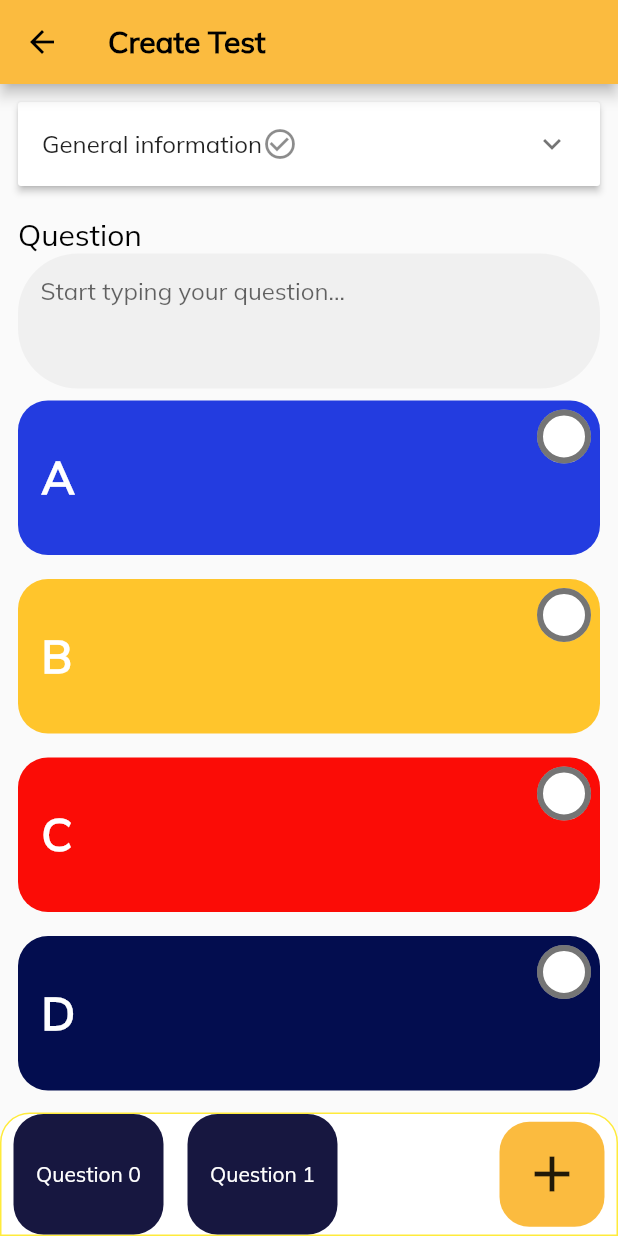
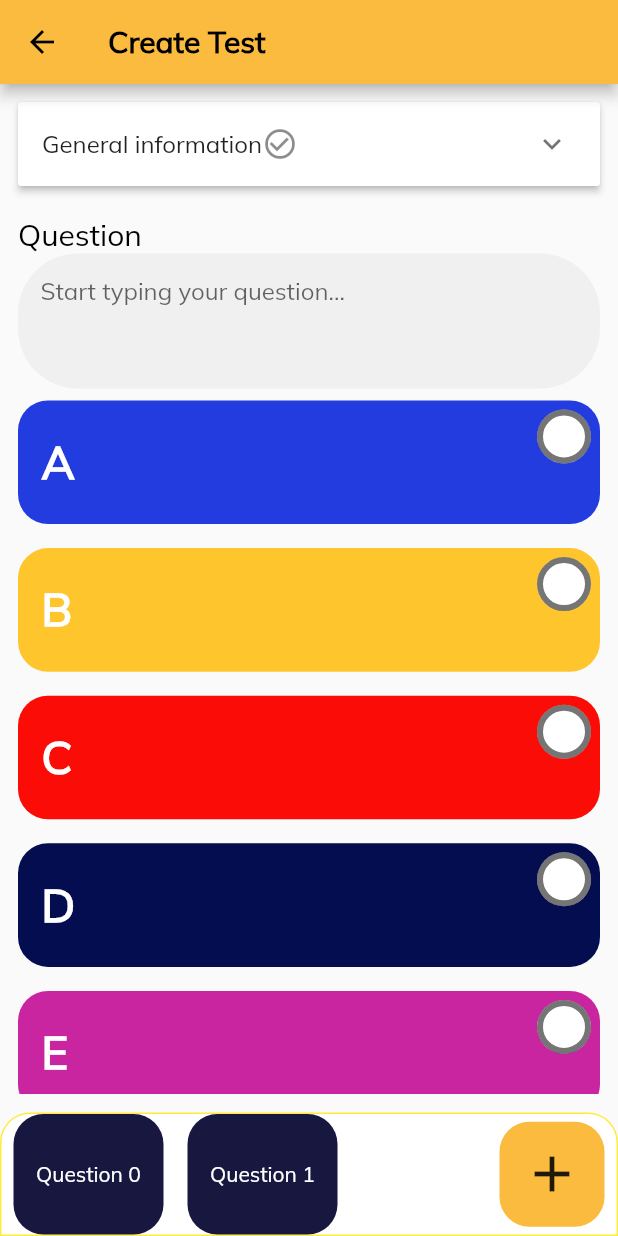
Before and after one commit to Arquitectura-De-Software-Emergentes/Mobile, a Flutter app: the CreateTestScreen screen opened directly, on a phone screen of 412 x 824 dp. Run offline on Flutter 3.47's test engine with Material 2 defaults, Android fonts, the phone set to English and light mode, and no system bars; our stand-ins replace equatable, flutter_bloc, formz, get_it, line_awesome_flutter.

Commit message:
feat(assessment): :zap: added alternatives list

```diff
--- a/lib/assessment/presentation/crete_test_screen/widgets/alternatives_list.dart
+++ b/lib/assessment/presentation/crete_test_screen/widgets/alternatives_list.dart
@@ -11,6 +11,13 @@ class AlternativesList extends StatelessWidget {
     const Color(0xFFfb0c06),
     const Color(0xFF030d4f),
     const Color.fromARGB(255, 201, 37, 160),
+  ];
+  final List<Color> colors1 = [
+    const Color(0xFF030d4f),
+    const Color(0xFF030d4f),
+    const Color(0xFF030d4f),
+    const Color(0xFF030d4f),
+    const Color(0xFF030d4f),
   ];
   final List<String> keys = ['A', 'B', 'C', 'D', 'E'];
 
@@ -27,7 +34,7 @@ class AlternativesList extends StatelessWidget {
                 borderRadius: BorderRadius.circular(20),
                 color: colors[index],
               ),
-              height: MediaQuery.of(context).size.height / 8,
+              height: MediaQuery.of(context).size.height / 10,
               child: Row(
                 crossAxisAlignment: CrossAxisAlignment.center,
                 children: [
```
